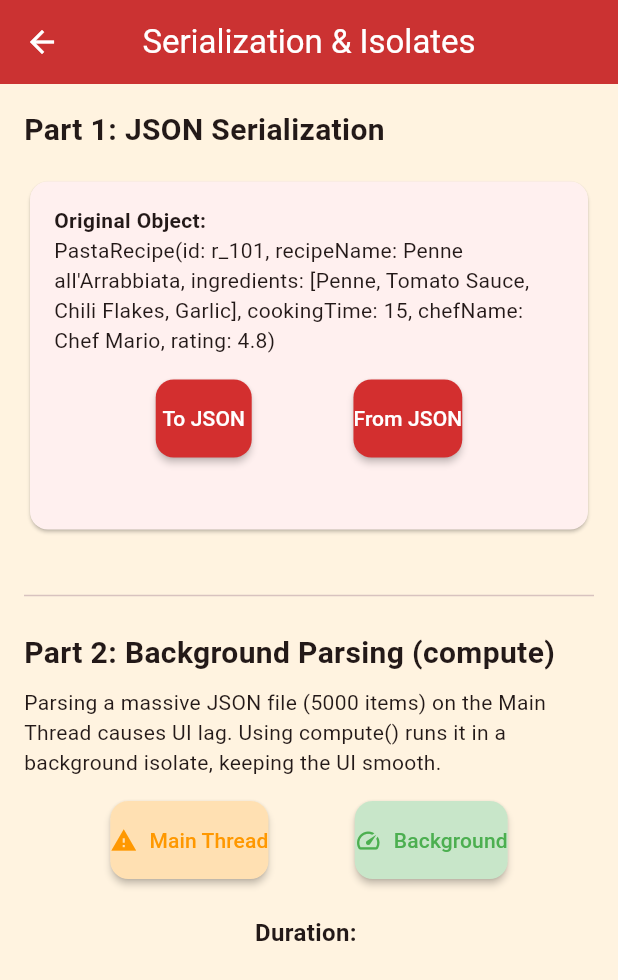
After one commit to ChuanKai1410/Mobile-Application-Programming-Practice, a Flutter app: the screen it shows once a user with an empty profile is signed in, after a tap on the "code" icon, on a phone screen of 412 x 824 dp. The commit adds this screen. Shown: the top 980 px of the screen. Run offline on Flutter 3.47's test engine with Material 3 defaults, Android fonts, the phone set to English and light mode, and no system bars; our stand-ins replace cloud_firestore, firebase_auth, firebase_core, flutter_dotenv; missing offline and left inert: firebase_ui_auth, firebase_ui_oauth_google; accounts and stored records are empty; network calls fail.

Commit message:
feat: add Networking, HTTP, and Serialization modules

```diff
--- a/lib/main.dart
+++ b/lib/main.dart
@@ -16,6 +16,8 @@ import 'firebase_options.dart';
 import 'auth_gate.dart';
 import 'widgets/cart_widget.dart';
 import 'screens/favorite_recipes_screen.dart';
+import 'screens/networking_screen.dart';
+import 'screens/serialization_screen.dart';
 
 String get clientId => dotenv.env['GOOGLE_CLIENT_ID']!;
 
@@ -303,6 +305,26 @@ class HomeScreen extends StatelessWidget {
           letterSpacing: 0.5,
         ),
         actions: [
+          IconButton(
+            icon: const Icon(Icons.code, color: Colors.white),
+            tooltip: 'Serialization',
+            onPressed: () {
+              Navigator.push(
+                context,
+                MaterialPageRoute(builder: (_) => const SerializationScreen()),
+              );
+            },
+          ),
+          IconButton(
+            icon: const Icon(Icons.cloud, color: Colors.white),
+            tooltip: 'Networking & HTTP',
+            onPressed: () {
+              Navigator.push(
+                context,
+                MaterialPageRoute(builder: (_) => const NetworkingScreen()),
+              );
+            },
+          ),
           IconButton(
             icon: const Icon(Icons.favorite, color: Colors.white),
             onPressed: () {
--- /dev/null
+++ b/lib/models/pasta_recipe.dart
@@ -0,0 +1,44 @@
+class PastaRecipe {
+  final String id;
+  final String recipeName;
+  final List<String> ingredients;
+  final int cookingTime;
+  final String chefName;
+  final double rating;
+
+  PastaRecipe({
+    required this.id,
+    required this.recipeName,
+    required this.ingredients,
+    required this.cookingTime,
+    required this.chefName,
+    required this.rating,
+  });
+
+  factory PastaRecipe.fromJson(Map<String, dynamic> json) {
+    return PastaRecipe(
+      id: json['id'] as String,
+      recipeName: json['recipeName'] as String,
+      ingredients: List<String>.from(json['ingredients'] as List),
+      cookingTime: json['cookingTime'] as int,
+      chefName: json['chefName'] as String,
+      rating: (json['rating'] as num).toDouble(),
+    );
+  }
+
+  Map<String, dynamic> toJson() {
+    return {
+      'id': id,
+      'recipeName': recipeName,
+      'ingredients': ingredients,
+      'cookingTime': cookingTime,
+      'chefName': chefName,
+      'rating': rating,
+    };
+  }
+
+  @override
+  String toString() {
+    return 'PastaRecipe(id: $id, recipeName: $recipeName, ingredients: $ingredients, cookingTime: $cookingTime, chefName: $chefName, rating: $rating)';
+  }
+}
--- /dev/null
+++ b/lib/screens/serialization_screen.dart
@@ -0,0 +1,214 @@
+import 'dart:convert';
+import 'package:flutter/material.dart';
+import '../models/pasta_recipe.dart';
+import '../services/serialization_service.dart';
+
+class SerializationScreen extends StatefulWidget {
+  const SerializationScreen({super.key});
+
+  @override
+  State<SerializationScreen> createState() => _SerializationScreenState();
+}
+
+class _SerializationScreenState extends State<SerializationScreen> {
+  final SerializationService _service = SerializationService();
+
+  // Single Serialization state
+  final PastaRecipe _sampleRecipe = PastaRecipe(
+    id: 'r_101',
+    recipeName: 'Penne all\'Arrabbiata',
+    ingredients: ['Penne', 'Tomato Sauce', 'Chili Flakes', 'Garlic'],
+    cookingTime: 15,
+    chefName: 'Chef Mario',
+    rating: 4.8,
+  );
+
+  String _jsonString = '';
+  PastaRecipe? _deserializedRecipe;
+
+  // Background Parsing state
+  bool _isParsing = false;
+  String _parseDuration = '';
+  List<PastaRecipe> _parsedRecipes = [];
+  String _largeJson = '';
+
+  @override
+  void initState() {
+    super.initState();
+    _largeJson = _service.generateLargeJson();
+  }
+
+  void _serialize() {
+    setState(() {
+      _jsonString = const JsonEncoder.withIndent('  ').convert(_sampleRecipe.toJson());
+    });
+  }
+
+  void _deserialize() {
+    if (_jsonString.isNotEmpty) {
+      setState(() {
+        _deserializedRecipe = PastaRecipe.fromJson(jsonDecode(_jsonString));
+      });
+    }
+  }
+
+  Future<void> _parseInBackground() async {
+    setState(() {
+      _isParsing = true;
+      _parsedRecipes = [];
+      _parseDuration = 'Parsing...';
+    });
+
+    final stopwatch = Stopwatch()..start();
+
+    // Perform parsing in background isolate
+    final result = await _service.parseJsonBackground(_largeJson);
+
+    stopwatch.stop();
+
+    setState(() {
+      _isParsing = false;
+      _parsedRecipes = result;
+      _parseDuration = 'Done in ${stopwatch.elapsedMilliseconds} ms';
+    });
+  }
+
+  Future<void> _parseInMainThread() async {
+    setState(() {
+      _isParsing = true;
+      _parsedRecipes = [];
+      _parseDuration = 'Parsing (UI may freeze)...';
+    });
+
+    // Giving UI a frame to update the parsing text before freezing it
+    await Future.delayed(const Duration(milliseconds: 100));
+
+    final stopwatch = Stopwatch()..start();
+
+    // Perform parsing in main thread
+    final result = _service.parseJsonMainThread(_largeJson);
+
+    stopwatch.stop();
+
+    setState(() {
+      _isParsing = false;
+      _parsedRecipes = result;
+      _parseDuration = 'Done in ${stopwatch.elapsedMilliseconds} ms';
+    });
+  }
+
+  @override
+  Widget build(BuildContext context) {
+    return Scaffold(
+      appBar: AppBar(title: const Text('Serialization & Isolates')),
+      body: SingleChildScrollView(
+        padding: const EdgeInsets.all(16.0),
+        child: Column(
+          crossAxisAlignment: CrossAxisAlignment.stretch,
+          children: [
+            const Text('Part 1: JSON Serialization', style: TextStyle(fontSize: 20, fontWeight: FontWeight.bold)),
+            const SizedBox(height: 16),
+
+            Card(
+              child: Padding(
+                padding: const EdgeInsets.all(16.0),
+                child: Column(
+                  crossAxisAlignment: CrossAxisAlignment.start,
+                  children: [
+                    const Text('Original Object:', style: TextStyle(fontWeight: FontWeight.bold)),
+                    Text(_sampleRecipe.toString()),
+                    const SizedBox(height: 16),
+                    Row(
+                      mainAxisAlignment: MainAxisAlignment.spaceEvenly,
+                      children: [
+                        ElevatedButton(onPressed: _serialize, child: const Text('To JSON')),
+                        ElevatedButton(onPressed: _deserialize, child: const Text('From JSON')),
+                      ],
+                    ),
+                    const SizedBox(height: 16),
+                    if (_jsonString.isNotEmpty) ...[
+                      const Text('Serialized JSON:', style: TextStyle(fontWeight: FontWeight.bold)),
+                      Container(
+                        padding: const EdgeInsets.all(8),
+                        color: Colors.grey.shade200,
+                        child: Text(_jsonString, style: const TextStyle(fontFamily: 'monospace')),
+                      ),
+                    ],
+                    const SizedBox(height: 16),
+                    if (_deserializedRecipe != null) ...[
+                      const Text('Deserialized Object:', style: TextStyle(fontWeight: FontWeight.bold)),
+                      Text(_deserializedRecipe.toString(), style: const TextStyle(color: Colors.green)),
+                    ],
+                  ],
+                ),
+              ),
+            ),
+
+            const SizedBox(height: 32),
+            const Divider(),
+            const SizedBox(height: 16),
+
+            const Text('Part 2: Background Parsing (compute)', style: TextStyle(fontSize: 20, fontWeight: FontWeight.bold)),
+            const SizedBox(height: 8),
+            const Text(
+              'Parsing a massive JSON file (5000 items) on the Main Thread causes UI lag. '
+              'Using compute() runs it in a background isolate, keeping the UI smooth.',
+            ),
+            const SizedBox(height: 16),
+
+            Row(
+              mainAxisAlignment: MainAxisAlignment.spaceEvenly,
+              children: [
+                ElevatedButton.icon(
+                  style: ElevatedButton.styleFrom(backgroundColor: Colors.orange.shade100),
+                  onPressed: _isParsing ? null : _parseInMainThread,
+                  icon: const Icon(Icons.warning, color: Colors.orange),
+                  label: const Text('Main Thread', style: TextStyle(color: Colors.orange)),
+                ),
+                ElevatedButton.icon(
+                  style: ElevatedButton.styleFrom(backgroundColor: Colors.green.shade100),
+                  onPressed: _isParsing ? null : _parseInBackground,
+                  icon: const Icon(Icons.speed, color: Colors.green),
+                  label: const Text('Background', style: TextStyle(color: Colors.green)),
+                ),
+              ],
+            ),
+
+            const SizedBox(height: 24),
+            Center(
+              child: _isParsing
+                ? const CircularProgressIndicator()
+                : Text('Duration: $_parseDuration', style: const TextStyle(fontWeight: FontWeight.bold, fontSize: 16)),
+            ),
+
+            const SizedBox(height: 16),
+            if (_parsedRecipes.isNotEmpty)
+              Column(
+                crossAxisAlignment: CrossAxisAlignment.start,
+                children: [
+                  Text('Parsed ${_parsedRecipes.length} recipes successfully!', style: const TextStyle(color: Colors.green)),
+                  const SizedBox(height: 8),
+                  Container(
+                    height: 200,
+                    decoration: BoxDecoration(border: Border.all(color: Colors.grey)),
+                    child: ListView.builder(
+                      itemCount: 10, // only show first 10
+                      itemBuilder: (context, index) {
+                        final recipe = _parsedRecipes[index];
+                        return ListTile(
+                          title: Text(recipe.recipeName),
+                          subtitle: Text(recipe.chefName),
+                          trailing: Text('${recipe.rating} ⭐'),
+                        );
+                      },
+                    ),
+                  ),
+                  const Text('Showing top 10 results...', style: TextStyle(fontStyle: FontStyle.italic)),
+                ],
+              ),
+          ],
+        ),
+      ),
+    );
+  }
+}
--- /dev/null
+++ b/lib/services/serialization_service.dart
@@ -0,0 +1,40 @@
+import 'dart:convert';
+import 'package:flutter/foundation.dart';
+import '../models/pasta_recipe.dart';
+
+class SerializationService {
+
+  // Generates a large JSON string representing many recipes
+  String generateLargeJson() {
+    final List<Map<String, dynamic>> list = List.generate(5000, (index) {
+      return {
+        'id': 'recipe_$index',
+        'recipeName': 'Pasta Dish $index',
+        'ingredients': ['Spaghetti', 'Olive Oil', 'Garlic', 'Salt'],
+        'cookingTime': 10 + (index % 20),
+        'chefName': 'Chef ${index % 50}',
+        'rating': 3.0 + ((index % 20) / 10),
+      };
+    });
+
+    return jsonEncode(list);
+  }
+
+  // Parses JSON in the main thread (causes jank)
+  List<PastaRecipe> parseJsonMainThread(String jsonString) {
+    final parsed = jsonDecode(jsonString).cast<Map<String, dynamic>>();
+    return parsed.map<PastaRecipe>((json) => PastaRecipe.fromJson(json)).toList();
+  }
+
+  // Parses JSON in a background isolate using compute()
+  Future<List<PastaRecipe>> parseJsonBackground(String jsonString) async {
+    // compute function runs top-level or static function in an isolate
+    return await compute(_parseJsonIsolate, jsonString);
+  }
+}
+
+// Top level function needed for compute()
+List<PastaRecipe> _parseJsonIsolate(String jsonString) {
+  final parsed = jsonDecode(jsonString).cast<Map<String, dynamic>>();
+  return parsed.map<PastaRecipe>((json) => PastaRecipe.fromJson(json)).toList();
+}
--- /dev/null
+++ b/lib/services/websocket_service.dart
@@ -0,0 +1,39 @@
+import 'dart:async';
+import 'dart:math';
+
+class WebSocketService {
+  final _controller = StreamController<String>.broadcast();
+  Timer? _timer;
+
+  Stream<String> get stream => _controller.stream;
+
+  final List<String> _simulatedMessages = [
+    "Chef uploaded a new Carbonara recipe!",
+    "New 5-star review received for Aglio Olio.",
+    "Recipe likes updated: 1500 people love Spicy Arrabbiata.",
+    "Trending: Creamy Garlic Pasta is the dish of the day!",
+    "User 'PastaLover99' just saved your recipe.",
+    "Alert: Tomato prices are down, time for al Pomodoro!"
+  ];
+
+  final _random = Random();
+
+  void connect() {
+    _controller.add("Connected to live recipe stream...");
+
+    _timer = Timer.periodic(const Duration(seconds: 4), (timer) {
+      final randomMessage = _simulatedMessages[_random.nextInt(_simulatedMessages.length)];
+      _controller.add(randomMessage);
+    });
+  }
+
+  void disconnect() {
+    _timer?.cancel();
+    _controller.add("Disconnected from stream.");
+  }
+
+  void dispose() {
+    _timer?.cancel();
+    _controller.close();
+  }
+}
--- a/pubspec.yaml
+++ b/pubspec.yaml
@@ -16,6 +16,7 @@ dependencies:
     sdk: flutter
   flutter_dotenv: ^6.0.1
   google_sign_in: ^6.3.0
+  http: ^1.6.0
   provider: ^6.1.5
 
 dev_dependencies:
```
Also changed, not shown: lib/models/network_recipe.dart (added, +28 -0 lines), lib/screens/networking_screen.dart (added, +286 -0 lines), lib/services/api_service.dart (added, +68 -0 lines), pubspec.lock.
